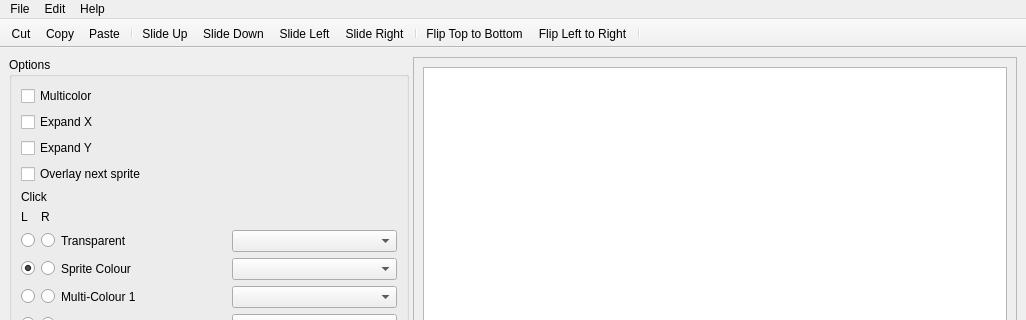
jowin202/OpenSprite, file mainwindow.ui: the form before one commit; both pictures show x 0 to 1026 and y 0 to 320 of the 1026 by 866 pixel window.
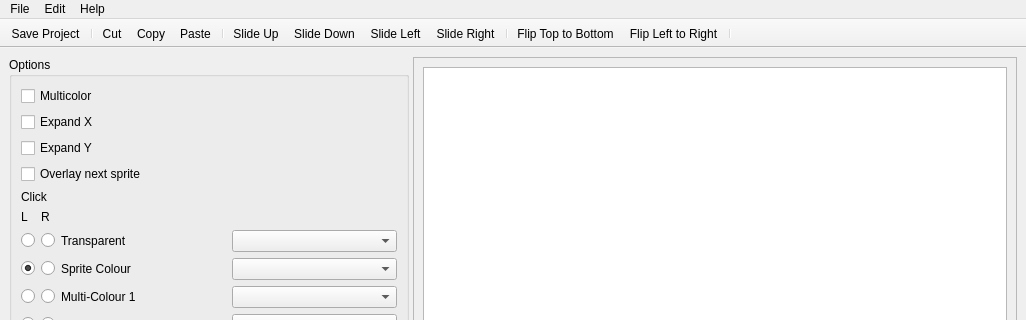
The form after the commit. Icons and pictures are not drawn. Custom widgets are drawn as their Qt base class.

Commit message: Bigger icons

What changed in the file:
```diff
--- a/mainwindow.ui
+++ b/mainwindow.ui
@@ -667,12 +667,20 @@
    <property name="movable">
     <bool>false</bool>
    </property>
+   <property name="iconSize">
+    <size>
+     <width>32</width>
+     <height>32</height>
+    </size>
+   </property>
    <attribute name="toolBarArea">
     <enum>TopToolBarArea</enum>
    </attribute>
    <attribute name="toolBarBreak">
     <bool>false</bool>
    </attribute>
+   <addaction name="actionSave_Project"/>
+   <addaction name="separator"/>
    <addaction name="actionCut"/>
    <addaction name="actionCopy"/>
    <addaction name="actionPaste"/>
```
Left out of the diff: 2 changed lines with no effect on the pictures.
